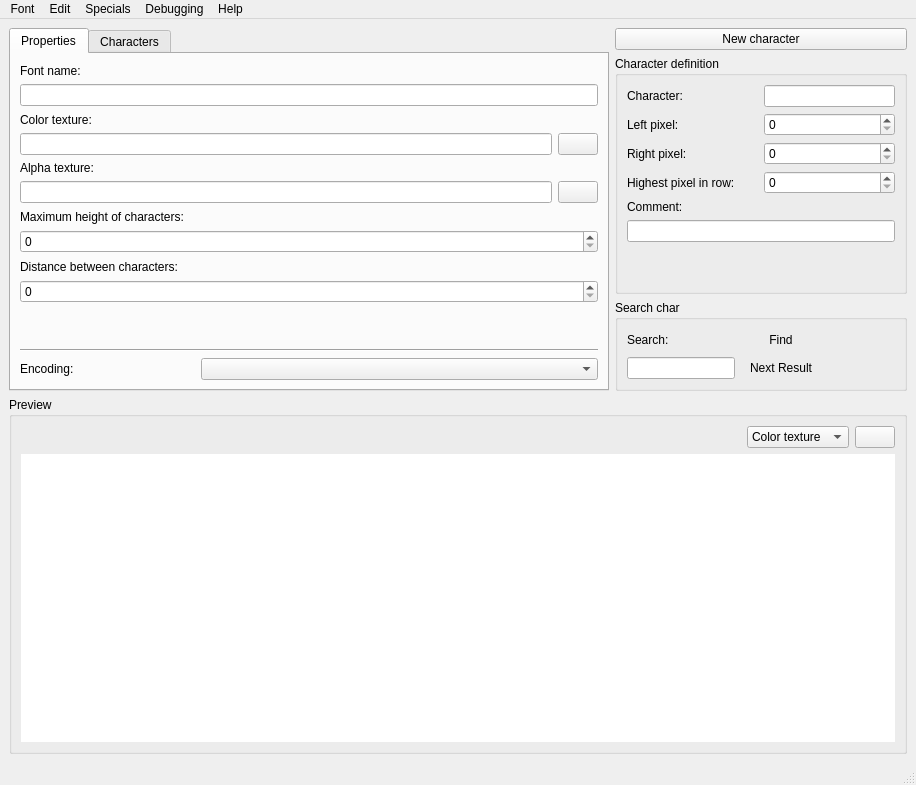
This is OTModules/wfonts.ui in pietr26/OMSI-Tools as Qt 5 draws it before an edit. The edited form follows.
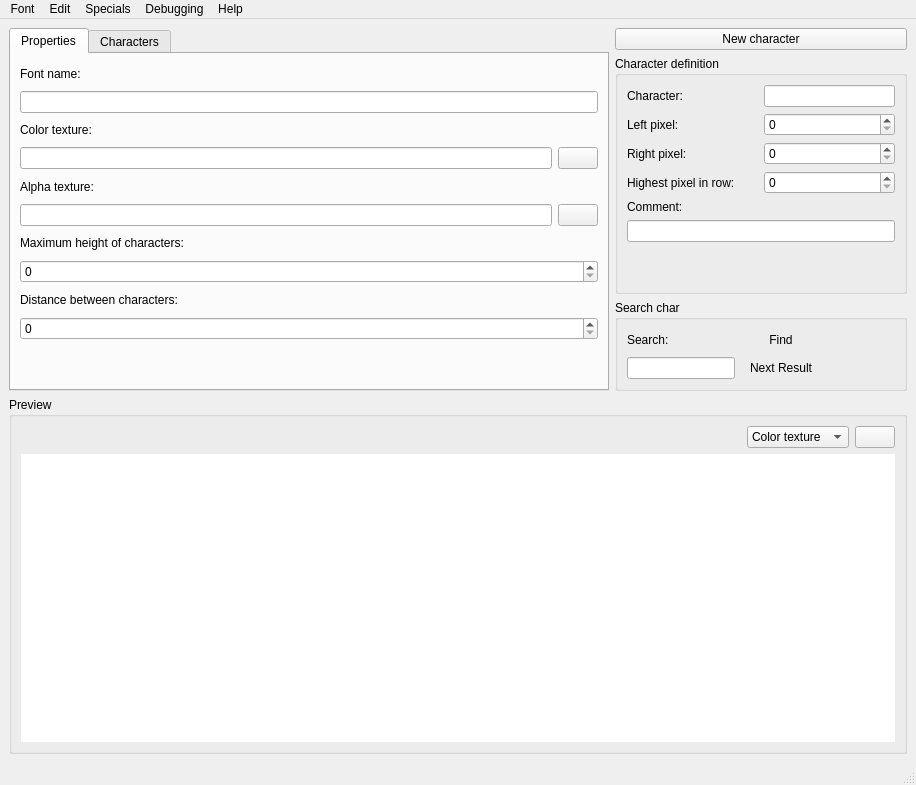
This is the edited form. Icons and pictures are not drawn.

Commit message: Removed encoding selection

Patch:
```diff
--- a/OTModules/wfonts.ui
+++ b/OTModules/wfonts.ui
@@ -59,30 +59,27 @@
            <layout class="QVBoxLayout" name="verticalLayout_6">
             <item>
              <layout class="QGridLayout" name="gridLayout_4">
-              <item row="10" column="1" colspan="4">
-               <spacer name="verticalSpacer_2">
-                <property name="orientation">
-                 <enum>Qt::Vertical</enum>
+              <item row="9" column="1" colspan="3">
+               <widget class="QSpinBox" name="sbxDistanceBetweenChars">
+                <property name="maximum">
+                 <number>10000</number>
                 </property>
-                <property name="sizeType">
-                 <enum>QSizePolicy::Ignored</enum>
-                </property>
-                <property name="sizeHint" stdset="0">
-                 <size>
-                  <width>20</width>
-                  <height>40</height>
-                 </size>
-                </property>
-               </spacer>
+               </widget>
               </item>
-              <item row="3" column="1" colspan="3">
-               <widget class="QLineEdit" name="ledColorTexture">
+              <item row="8" column="1" colspan="3">
+               <widget class="QLabel" name="lblDistanceBetweenChars">
                 <property name="toolTip">
                  <string/>
                 </property>
+                <property name="text">
+                 <string>Distance between characters:</string>
+                </property>
+                <property name="buddy">
+                 <cstring>sbxDistanceBetweenChars</cstring>
+                </property>
                </widget>
               </item>
-              <item row="7" column="1" colspan="4">
+              <item row="7" column="1" colspan="3">
                <widget class="QSpinBox" name="sbxMaxHeigthOfChars">
                 <property name="buttonSymbols">
                  <enum>QAbstractSpinBox::UpDownArrows</enum>
@@ -104,54 +101,50 @@
                 </property>
                </widget>
               </item>
-              <item row="5" column="1" colspan="3">
-               <widget class="QLineEdit" name="ledAlphaTexture">
-                <property name="toolTip">
-                 <string/>
+              <item row="5" column="3">
+               <widget class="QPushButton" name="btnAlphaTexture">
+                <property name="sizePolicy">
+                 <sizepolicy hsizetype="Maximum" vsizetype="Maximum">
+                  <horstretch>0</horstretch>
+                  <verstretch>0</verstretch>
+                 </sizepolicy>
                 </property>
-               </widget>
-              </item>
-              <item row="4" column="1" colspan="4">
-               <widget class="QLabel" name="lblAlphaTexture">
                 <property name="toolTip">
                  <string/>
                 </property>
                 <property name="text">
-                 <string>Alpha texture:</string>
+                 <string/>
                 </property>
-                <property name="buddy">
-                 <cstring>ledAlphaTexture</cstring>
+                <property name="icon">
+                 <iconset resource="../ressources.qrc">
+                  <normaloff>:/rec/data/icons/iconOpen.svg</normaloff>:/rec/data/icons/iconOpen.svg</iconset>
                 </property>
                </widget>
               </item>
-              <item row="9" column="1" colspan="4">
-               <widget class="QSpinBox" name="sbxDistanceBetweenChars">
-                <property name="maximum">
-                 <number>10000</number>
-                </property>
-               </widget>
-              </item>
-              <item row="11" column="1" colspan="4">
-               <widget class="Line" name="line">
+              <item row="10" column="1" colspan="3">
+               <spacer name="verticalSpacer_2">
                 <property name="orientation">
-                 <enum>Qt::Horizontal</enum>
+                 <enum>Qt::Vertical</enum>
                 </property>
-               </widget>
+                <property name="sizeType">
+                 <enum>QSizePolicy::Ignored</enum>
+                </property>
+                <property name="sizeHint" stdset="0">
+                 <size>
+                  <width>20</width>
+                  <height>40</height>
+                 </size>
+                </property>
+               </spacer>
               </item>
-              <item row="0" column="1" colspan="4">
-               <widget class="QLabel" name="lblFontName">
+              <item row="3" column="1" colspan="2">
+               <widget class="QLineEdit" name="ledColorTexture">
                 <property name="toolTip">
                  <string/>
                 </property>
-                <property name="text">
-                 <string>Font name:</string>
-                </property>
-                <property name="buddy">
-                 <cstring>ledFontName</cstring>
-                </property>
                </widget>
               </item>
-              <item row="2" column="1" colspan="4">
+              <item row="2" column="1" colspan="3">
                <widget class="QLabel" name="lblColorTexture">
                 <property name="toolTip">
                  <string/>
@@ -164,7 +157,7 @@
                 </property>
                </widget>
               </item>
-              <item row="6" column="1" colspan="4">
+              <item row="6" column="1" colspan="3">
                <widget class="QLabel" name="lblMaxHeigthOfChars">
                 <property name="toolTip">
                  <string/>
@@ -177,60 +170,47 @@
                 </property>
                </widget>
               </item>
-              <item row="12" column="1">
-               <widget class="QLabel" name="lblEncoding">
+              <item row="0" column="1" colspan="3">
+               <widget class="QLabel" name="lblFontName">
                 <property name="toolTip">
-                 <string>Set the encoding for the font file. The encoding UTF-8 is not recommended for OMSI unless it contains characters that are not present in ANSI.</string>
+                 <string/>
                 </property>
                 <property name="text">
-                 <string>Encoding:</string>
+                 <string>Font name:</string>
                 </property>
                 <property name="buddy">
-                 <cstring>cobxEncoding</cstring>
+                 <cstring>ledFontName</cstring>
                 </property>
                </widget>
               </item>
-              <item row="8" column="1" colspan="4">
-               <widget class="QLabel" name="lblDistanceBetweenChars">
+              <item row="5" column="1" colspan="2">
+               <widget class="QLineEdit" name="ledAlphaTexture">
                 <property name="toolTip">
                  <string/>
                 </property>
-                <property name="text">
-                 <string>Distance between characters:</string>
-                </property>
-                <property name="buddy">
-                 <cstring>sbxDistanceBetweenChars</cstring>
-                </property>
                </widget>
               </item>
-              <item row="5" column="4">
-               <widget class="QPushButton" name="btnAlphaTexture">
-                <property name="sizePolicy">
-                 <sizepolicy hsizetype="Maximum" vsizetype="Maximum">
-                  <horstretch>0</horstretch>
-                  <verstretch>0</verstretch>
-                 </sizepolicy>
-                </property>
+              <item row="4" column="1" colspan="3">
+               <widget class="QLabel" name="lblAlphaTexture">
                 <property name="toolTip">
                  <string/>
                 </property>
                 <property name="text">
-                 <string/>
+                 <string>Alpha texture:</string>
                 </property>
-                <property name="icon">
-                 <iconset resource="../ressources.qrc">
-                  <normaloff>:/rec/data/icons/iconOpen.svg</normaloff>:/rec/data/icons/iconOpen.svg</iconset>
+                <property name="buddy">
+                 <cstring>ledAlphaTexture</cstring>
                 </property>
                </widget>
               </item>
-              <item row="1" column="1" colspan="4">
+              <item row="1" column="1" colspan="3">
                <widget class="QLineEdit" name="ledFontName">
                 <property name="toolTip">
                  <string/>
                 </property>
                </widget>
               </item>
-              <item row="3" column="4">
+              <item row="3" column="3">
                <widget class="QPushButton" name="btnColorTexture">
                 <property name="sizePolicy">
                  <sizepolicy hsizetype="Maximum" vsizetype="Maximum">
@@ -250,16 +230,6 @@
                 </property>
                </widget>
               </item>
-              <item row="12" column="2" colspan="3">
-               <widget class="QComboBox" name="cobxEncoding">
-                <property name="toolTip">
-                 <string>Set the encoding for the font file. The encoding UTF-8 is not recommended for OMSI unless it contains characters that are not present in ANSI.</string>
-                </property>
-                <property name="sizeAdjustPolicy">
-                 <enum>QComboBox::AdjustToContents</enum>
-                </property>
-               </widget>
-              </item>
              </layout>
             </item>
            </layout>
```
Left out of the diff: 1 changed line with no effect on the pictures. The commit also changes 2 other files.
